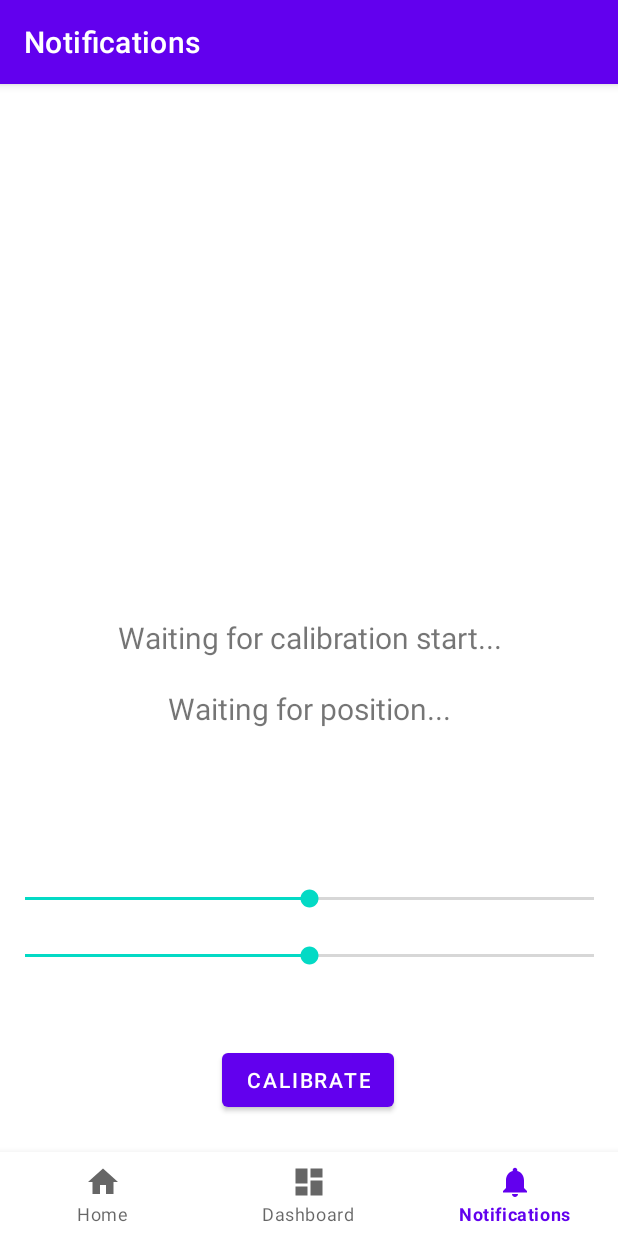
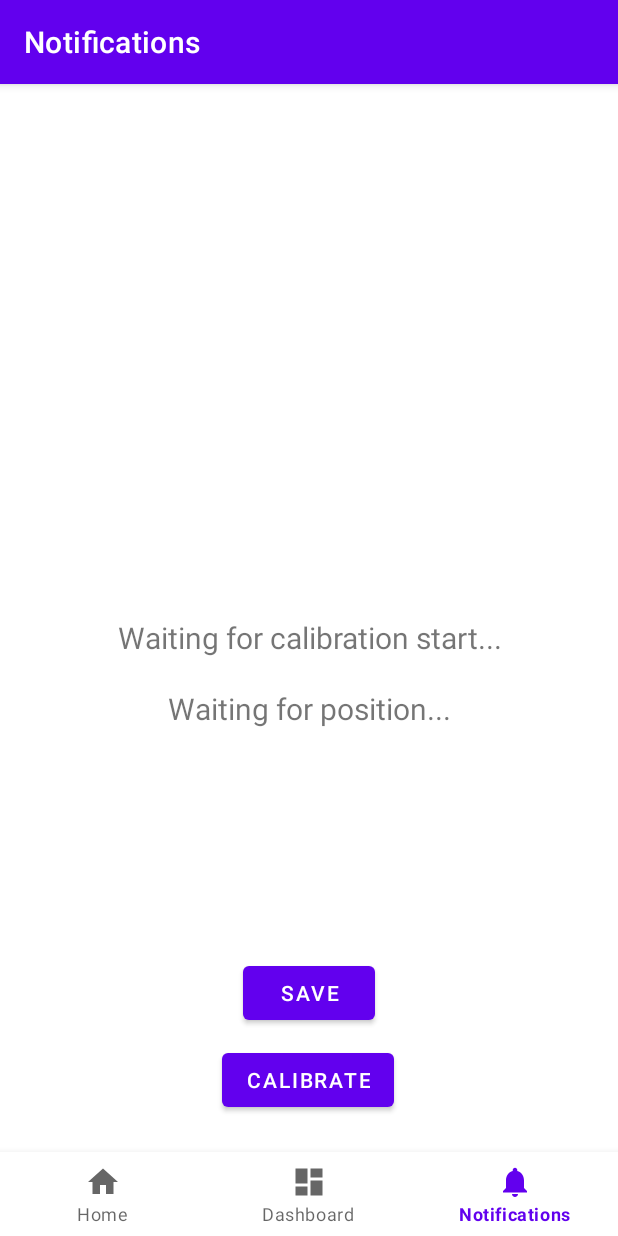
Before and after one commit to ardulogic/android-feyiu-remote, an Android app: the NotificationsFragment screen opened through its navigation route, on a phone screen of 412 x 824 dp. Run offline under Robolectric (Android 15) with nearby library versions, the phone set to English and light mode, and no system bars; our stand-ins replace navigation-ui; libraries missing offline, so code that uses them is left out: org.opencv.android, org.opencv.core, org.opencv.imgproc, org.opencv.objdetect; 5 statements that could not run were skipped.

Commit message:
Added ability to save calibration data

```diff
--- /dev/null
+++ b/app/src/main/java/com/feyiuremote/libs/Feiyu/calibration/CalibrationPresetDbHelper.java
@@ -0,0 +1,21 @@
+package com.feyiuremote.libs.Feiyu.calibration;
+
+import android.content.ContentValues;
+import android.content.Context;
+import android.database.Cursor;
+import android.database.sqlite.SQLiteDatabase;
+
+import com.feyiuremote.libs.Database.SQLiteTableWrapper;
+
+public class CalibrationPresetDbHelper extends CalibrationDbHelper {
+
+    public CalibrationPresetDbHelper(Context context) {
+        super(context);
+    }
+
+    @Override
+    protected String getDatabaseTableName() {
+        return "calibration_preset";
+    }
+
+}
--- a/app/src/main/res/layout/fragment_notifications.xml
+++ b/app/src/main/res/layout/fragment_notifications.xml
@@ -15,27 +15,6 @@
         app:layout_constraintBottom_toBottomOf="parent"
         app:layout_constraintEnd_toEndOf="parent"
         app:layout_constraintHorizontal_bias="0.498"
-        app:layout_constraintStart_toStartOf="parent" />
-
-    <SeekBar
-        android:id="@+id/seekBarTiltSens"
-        android:layout_width="411dp"
-        android:layout_height="wrap_content"
-        android:layout_marginBottom="50dp"
-        android:progress="50"
-        app:layout_constraintBottom_toTopOf="@+id/buttonCalibrate"
-        app:layout_constraintEnd_toEndOf="parent"
-        app:layout_constraintHorizontal_bias="1.0"
-        app:layout_constraintStart_toStartOf="parent" />
-
-    <SeekBar
-        android:id="@+id/seekBarPanSens"
-        android:layout_width="411dp"
-        android:layout_height="wrap_content"
-        android:layout_marginBottom="20dp"
-        android:progress="50"
-        app:layout_constraintBottom_toTopOf="@+id/seekBarTiltSens"
-        app:layout_constraintEnd_toEndOf="parent"
         app:layout_constraintStart_toStartOf="parent" />
 
     <TextView
@@ -65,4 +44,14 @@
         app:layout_constraintEnd_toEndOf="parent"
         app:layout_constraintHorizontal_bias="0.0"
         app:layout_constraintStart_toStartOf="parent" />
+
+    <Button
+        android:id="@+id/buttonSave"
+        android:layout_width="wrap_content"
+        android:layout_height="wrap_content"
+        android:layout_marginBottom="10dp"
+        android:text="Save"
+        app:layout_constraintBottom_toTopOf="@+id/buttonCalibrate"
+        app:layout_constraintEnd_toEndOf="parent"
+        app:layout_constraintStart_toStartOf="parent" />
 </androidx.constraintlayout.widget.ConstraintLayout>
```
Also changed, not shown: app/src/main/java/com/feyiuremote/libs/Database/SQLiteTableWrapper.java (+26 -13 lines), app/src/main/java/com/feyiuremote/libs/Feiyu/calibration/CalibrationDbHelper.java (+42 -14 lines), app/src/main/java/com/feyiuremote/ui/notifications/NotificationsFragment.java (+123 -25 lines), 92 other files.
